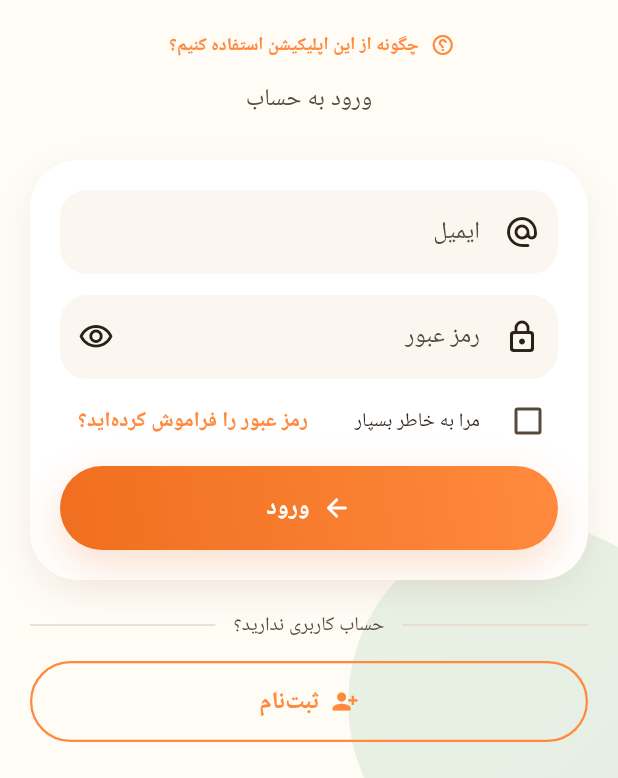
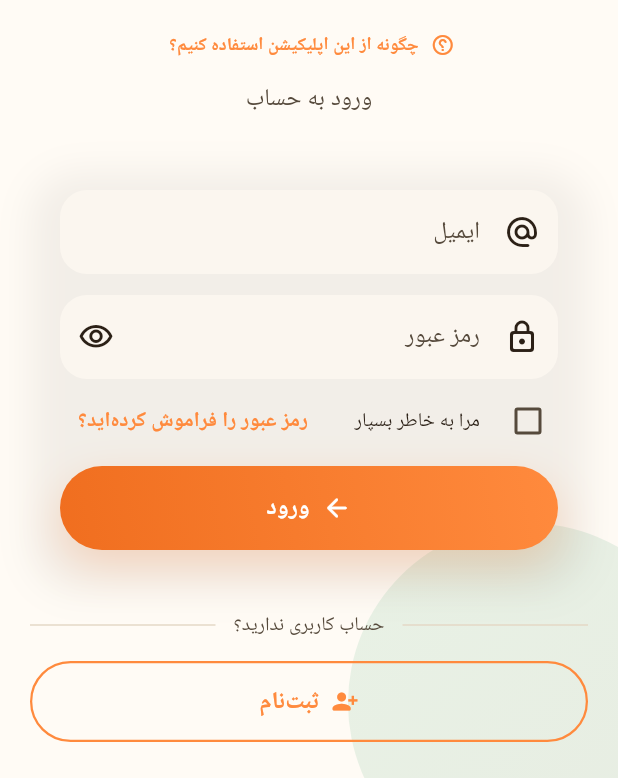
Before and after one commit to AliRezaHussainiNECDO/afghanistan_girls_digital_school_final, a Flutter app: the LoginScreen screen opened by its route, on a phone screen of 412 x 824 dp, the part 458-1236 px from its top. Run offline on Flutter 3.47's test engine with Material 3 defaults, Android fonts, the phone set to English and light mode, and no system bars; drawn by our look-alikes of flutter_animate; our stand-ins replace audioplayers, chewie, confetti, dartz, dio, equatable and 8 more; missing offline and left inert: apivideo_live_stream, dart:html, jitsi_meet_flutter_sdk, record, syncfusion_flutter_pdf; accounts and stored records are empty; Roboto replaces fonts that are missing (Vazirmatn); project files that could hold a hidden picture were left out.

Commit message:
Update login_screen.dart

```diff
--- a/lib/features/auth/presentation/screens/login_screen.dart
+++ b/lib/features/auth/presentation/screens/login_screen.dart
@@ -181,7 +181,6 @@ class _LoginScreenState extends ConsumerState<LoginScreen> {
                   Container(
                     padding: const EdgeInsets.all(20),
                     decoration: BoxDecoration(
-                      color: scheme.surfaceContainerLowest,
                       borderRadius: BorderRadius.circular(AppRadii.xl),
                       boxShadow: AppShadows.soft,
                     ),
```
